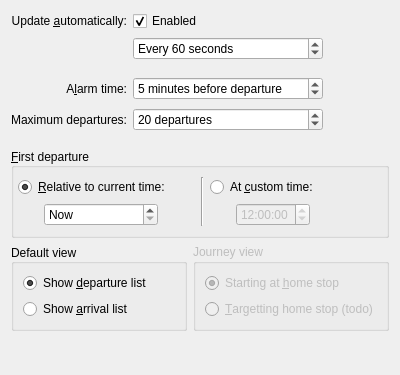
The window that applet/publicTransportConfigAdvanced.ui (KDE/publictransport) describes before a commit, drawn with Qt 5.
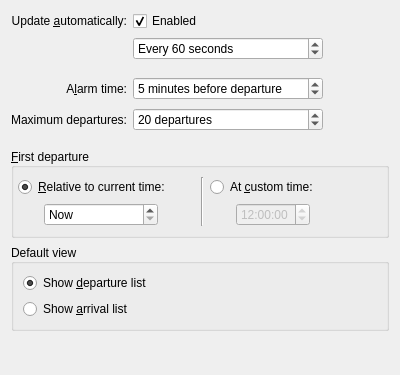
The same window after the commit. Custom widgets are drawn as their Qt base class.

Diff of the .ui file:
```diff
--- a/applet/publicTransportConfigAdvanced.ui
+++ b/applet/publicTransportConfigAdvanced.ui
@@ -363,62 +363,6 @@
        </layout>
       </widget>
      </item>
-     <item>
-      <widget class="QGroupBox" name="grpTypeOfJourneys">
-       <property name="enabled">
-        <bool>false</bool>
-       </property>
-       <property name="sizePolicy">
-        <sizepolicy hsizetype="Preferred" vsizetype="Preferred">
-         <horstretch>0</horstretch>
-         <verstretch>0</verstretch>
-        </sizepolicy>
-       </property>
-       <property name="title">
-        <string>Journey view</string>
-       </property>
-       <property name="flat">
-        <bool>false</bool>
-       </property>
-       <property name="checkable">
-        <bool>false</bool>
-       </property>
-       <layout class="QGridLayout" name="gridLayout_3">
-        <item row="0" column="0">
-         <widget class="QRadioButton" name="showJourneysFromHomeStop">
-          <property name="text">
-           <string>Starting at &amp;home stop</string>
-          </property>
-          <property name="checked">
-           <bool>true</bool>
-          </property>
-         </widget>
-        </item>
-        <item row="1" column="0">
-         <widget class="QRadioButton" name="showJourneysToHomeStop">
-          <property name="enabled">
-           <bool>false</bool>
-          </property>
-          <property name="sizePolicy">
-           <sizepolicy hsizetype="Preferred" vsizetype="Fixed">
-            <horstretch>0</horstretch>
-            <verstretch>0</verstretch>
-           </sizepolicy>
-          </property>
-          <property name="layoutDirection">
-           <enum>Qt::LeftToRight</enum>
-          </property>
-          <property name="text">
-           <string>&amp;Targetting home stop (todo)</string>
-          </property>
-          <property name="checkable">
-           <bool>true</bool>
-          </property>
-         </widget>
-        </item>
-       </layout>
-      </widget>
-     </item>
     </layout>
    </item>
    <item row="11" column="0" colspan="5">
```
Left out of the diff: 2 changed lines with no effect on the pictures.
